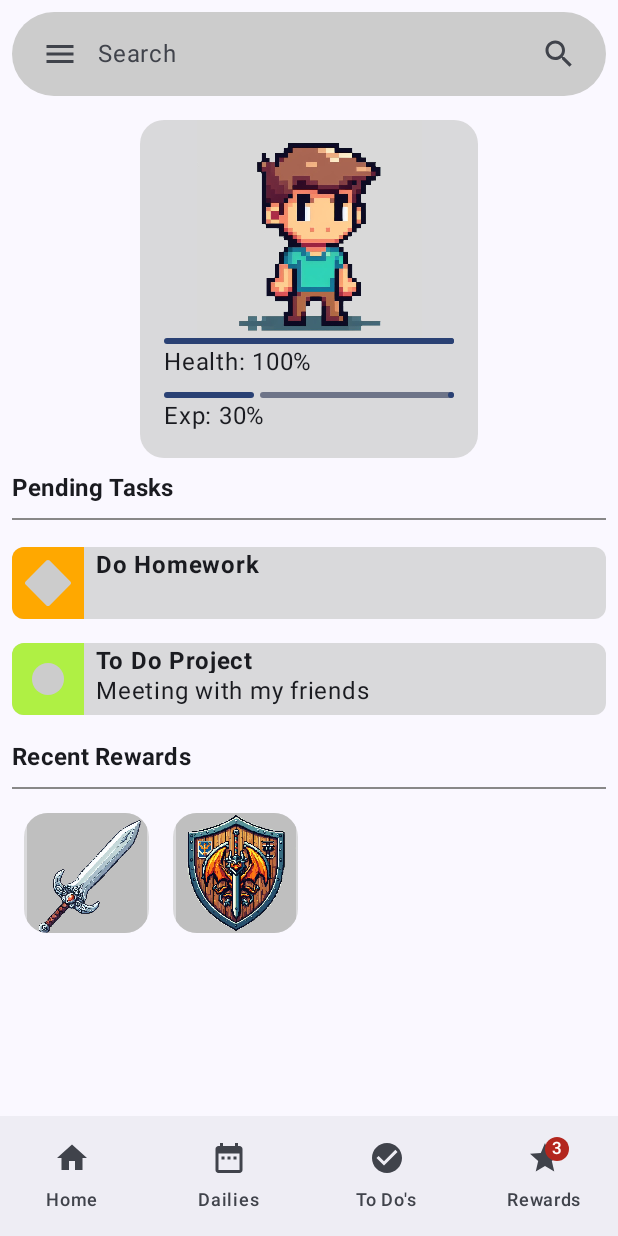
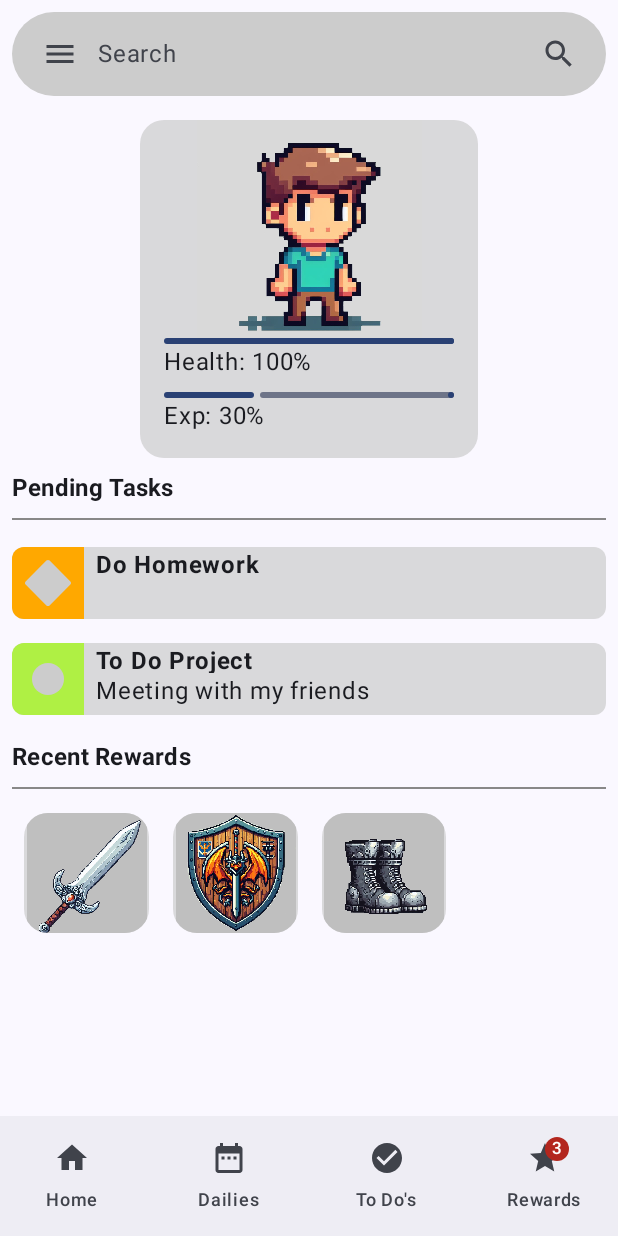
Before and after one commit to ArnoldCatamuscay/TaskHunters-Android, an Android app built with Jetpack Compose: the screen it shows after launch (MainActivity), on a phone screen of 412 x 824 dp. Run offline under Robolectric (Android 15) with nearby library versions, the phone set to English and light mode, and no system bars.

Commit message:
Add Recent Rewards

```diff
--- a/app/src/main/java/co/unicauca/taskhunters/HomeActivity.kt
+++ b/app/src/main/java/co/unicauca/taskhunters/HomeActivity.kt
@@ -239,6 +239,7 @@ fun RewardsCard(){
         val recentRewardsList = listOf(
             R.drawable.silver_sword_image,
             R.drawable.wooden_shield_image,
+            R.drawable.boots_image
         )
 
         items(recentRewardsList) { resourceId ->
```
